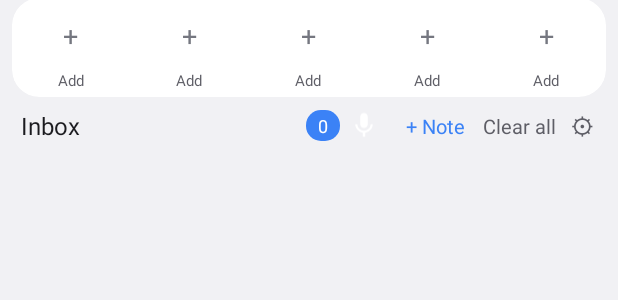
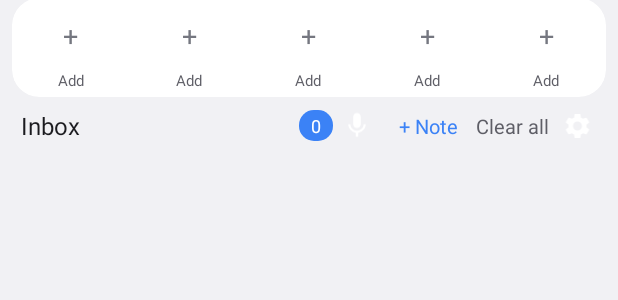
Before and after one commit to he0ro2244-sudo/Notification, an Android app: the layout widget_tiles.xml on its own in the app's theme, with its tools: preview values and no code run, on a phone screen of 412 x 824 dp. Shown: the part 182-482 px from the top of the screen. Run offline under Robolectric (Android 15) with nearby library versions, the phone set to English and light mode, and no system bars.

Commit message:
v0.9.15 tintable settings icon + icon sizes

```diff
--- a/app/src/main/java/com/example/notiftiles/SettingsActivity.kt
+++ b/app/src/main/java/com/example/notiftiles/SettingsActivity.kt
@@ -225,6 +225,8 @@ class SettingsActivity : Activity() {
             Prefs.setSquareShape(this, it == "1"); applyLook(); rebuild()
         })
         col.addView(seekRange("Clock / weather / date circles", Prefs.topSize(this), 36, 72, " dp") { Prefs.setTopSize(this, it) })
+        col.addView(seekRange("Widget settings icon", Prefs.gearSize(this), 14, 40, " dp") { Prefs.setGearSize(this, it) })
+        col.addView(seekRange("Widget mic icon", Prefs.micSize(this), 14, 40, " dp") { Prefs.setMicSize(this, it) })
         col.addView(seekRange("Fast-dial circles", Prefs.dialSize(this), 30, 64, " dp") { Prefs.setDialSize(this, it) })
         col.addView(toggleRaw("Names under fast-dial circles", Prefs.dialNames(this)) { Prefs.setDialNames(this, it); applyLook() })
 
--- /dev/null
+++ b/app/src/main/res/drawable/ic_gear.xml
@@ -0,0 +1,10 @@
+<?xml version="1.0" encoding="utf-8"?>
+<vector xmlns:android="http://schemas.android.com/apk/res/android"
+    android:width="24dp"
+    android:height="24dp"
+    android:viewportWidth="24"
+    android:viewportHeight="24">
+    <path
+        android:fillColor="#FFFFFFFF"
+        android:pathData="M19.14,12.94c0.04,-0.3 0.06,-0.61 0.06,-0.94c0,-0.32 -0.02,-0.64 -0.07,-0.94l2.03,-1.58c0.18,-0.14 0.23,-0.41 0.12,-0.61l-1.92,-3.32c-0.12,-0.22 -0.37,-0.29 -0.59,-0.22l-2.39,0.96c-0.5,-0.38 -1.03,-0.7 -1.62,-0.94L14.4,2.81c-0.04,-0.24 -0.24,-0.41 -0.48,-0.41h-3.84c-0.24,0 -0.43,0.17 -0.47,0.41L9.25,5.35C8.66,5.59 8.12,5.92 7.63,6.29L5.24,5.33c-0.22,-0.08 -0.47,0 -0.59,0.22L2.74,8.87C2.62,9.08 2.66,9.34 2.86,9.48l2.03,1.58C4.84,11.36 4.8,11.69 4.8,12s0.02,0.64 0.07,0.94l-2.03,1.58c-0.18,0.14 -0.23,0.41 -0.12,0.61l1.92,3.32c0.12,0.22 0.37,0.29 0.59,0.22l2.39,-0.96c0.5,0.38 1.03,0.7 1.62,0.94l0.36,2.54c0.05,0.24 0.24,0.41 0.48,0.41h3.84c0.24,0 0.44,-0.17 0.47,-0.41l0.36,-2.54c0.59,-0.24 1.13,-0.56 1.62,-0.94l2.39,0.96c0.22,0.08 0.47,0 0.59,-0.22l1.92,-3.32c0.12,-0.22 0.07,-0.47 -0.12,-0.61L19.14,12.94zM12,15.6c-1.98,0 -3.6,-1.62 -3.6,-3.6s1.62,-3.6 3.6,-3.6s3.6,1.62 3.6,3.6S13.98,15.6 12,15.6z" />
+</vector>
--- a/app/src/main/res/layout/widget_tiles.xml
+++ b/app/src/main/res/layout/widget_tiles.xml
@@ -498,17 +498,16 @@
             android:textColor="@color/nt_sub"
             android:textSize="13sp" />
 
-        <TextView
+        <ImageView
             android:id="@+id/wset"
-            android:layout_width="wrap_content"
-            android:layout_height="wrap_content"
-            android:paddingStart="8dp"
+            android:layout_width="30dp"
+            android:layout_height="24dp"
+            android:contentDescription="Settings"
+            android:paddingStart="6dp"
             android:paddingTop="2dp"
             android:paddingEnd="2dp"
             android:paddingBottom="2dp"
-            android:text="⚙"
-            android:textColor="@color/nt_sub"
-            android:textSize="16sp" />
+            android:src="@drawable/ic_gear" />
     </LinearLayout>
 
     <FrameLayout
```
Also changed, not shown: app/src/main/java/com/example/notiftiles/PanelActivity.kt (+6 -7 lines), app/src/main/java/com/example/notiftiles/Prefs.kt (+6 -2 lines), app/src/main/java/com/example/notiftiles/TilesWidget.kt (+7 -2 lines).
